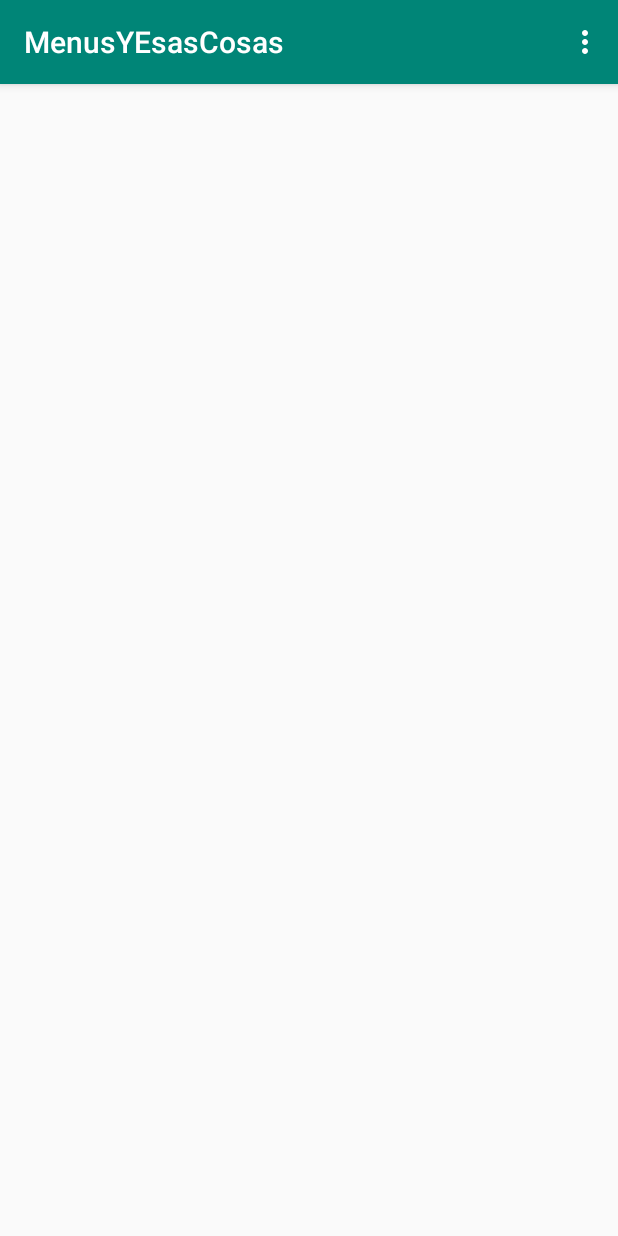
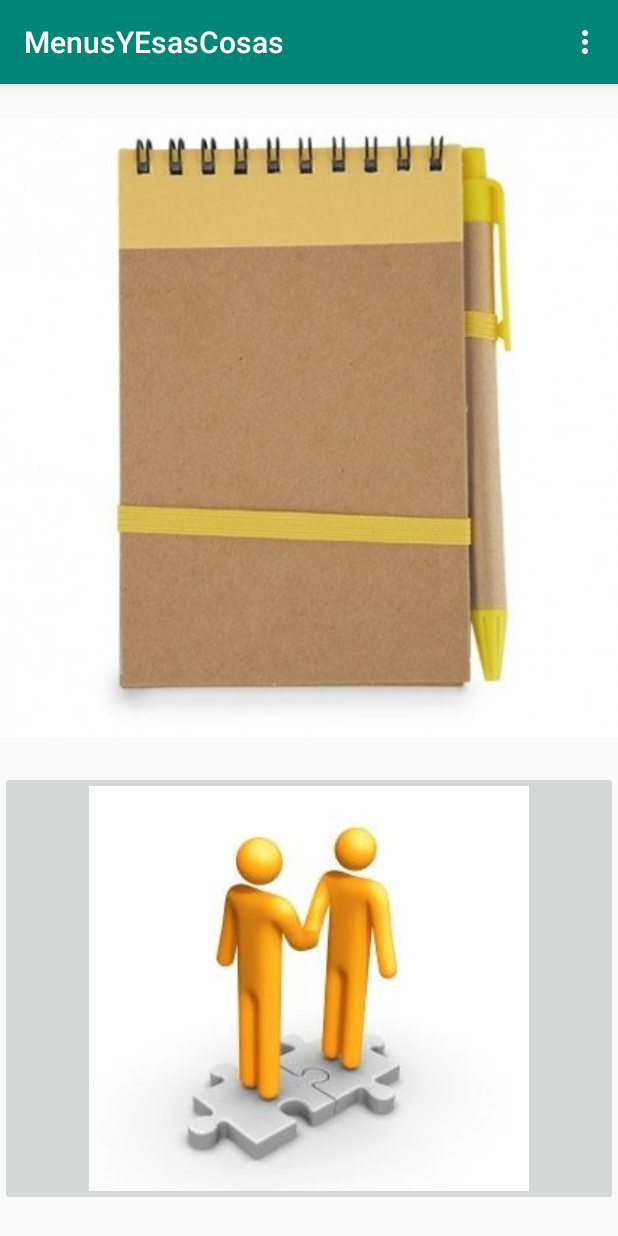
Before and after one commit to DoctorSalt/MenusYEsasCosas, an Android app: the screen it shows after launch (MainActivity), on a phone screen of 412 x 824 dp. Run offline under Robolectric (Android 15) with nearby library versions, the phone set to English and light mode, and no system bars.

Commit message:
Se han metido imágenes, para completar la primera parte de la practica.

```diff
--- a/app/src/main/res/layout/activity_main.xml
+++ b/app/src/main/res/layout/activity_main.xml
@@ -4,4 +4,33 @@
     xmlns:tools="http://schemas.android.com/tools"
     android:layout_width="match_parent"
     android:layout_height="match_parent"
-    tools:context=".MainActivity"/>
+    tools:context=".MainActivity">
+
+    <TableLayout
+        android:layout_width="match_parent"
+        android:layout_height="match_parent"
+        android:orientation="vertical">
+
+        <TableRow
+            android:layout_width="match_parent"
+            android:layout_height="match_parent">
+
+            <ImageView
+                android:id="@+id/imageView"
+                android:layout_width="wrap_content"
+                android:layout_height="wrap_content"
+                app:srcCompat="@drawable/bloc" />
+        </TableRow>
+
+        <TableRow
+            android:layout_width="match_parent"
+            android:layout_height="match_parent">
+
+            <ImageButton
+                android:id="@+id/imageButton"
+                android:layout_width="wrap_content"
+                android:layout_height="wrap_content"
+                app:srcCompat="@drawable/persona" />
+        </TableRow>
+    </TableLayout>
+</androidx.constraintlayout.widget.ConstraintLayout>
```
Also changed, not shown: app/src/main/res/drawable/bloc.jpg (added), app/src/main/res/drawable/persona.jpg (added).
